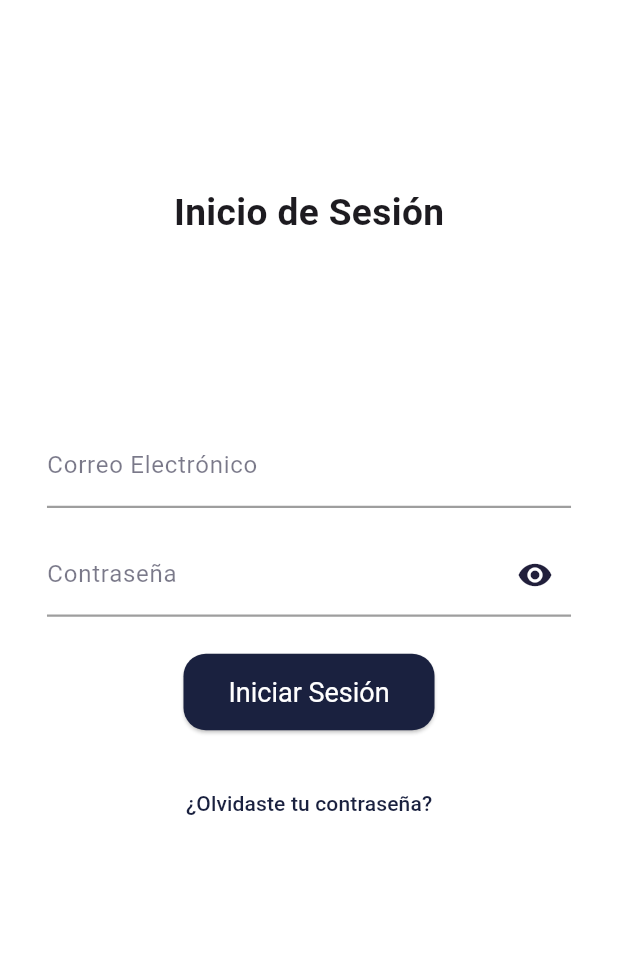
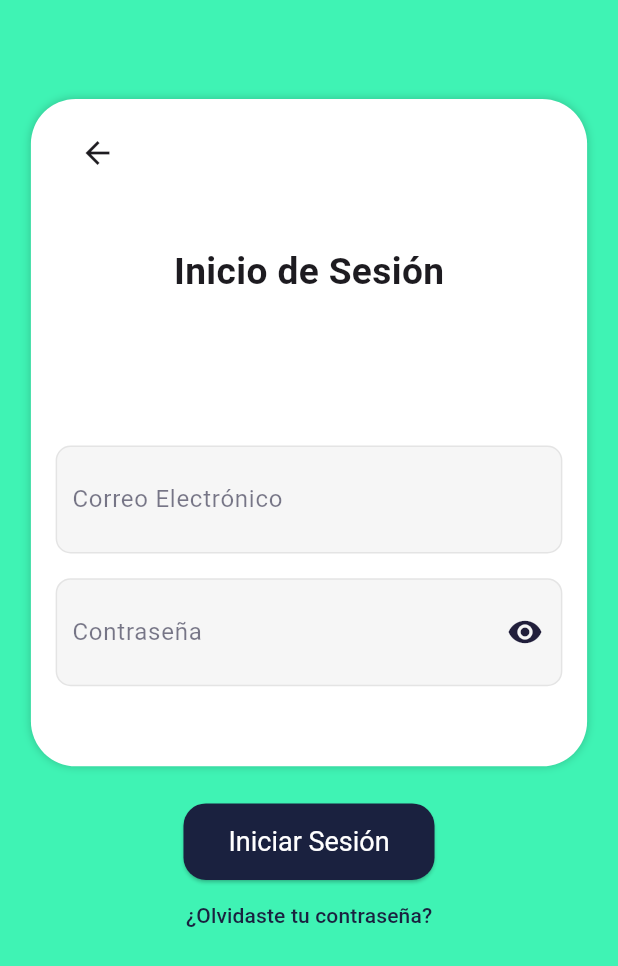
Before and after one commit to lilzandro/app-planes-alimenticios, a Flutter app: the VentanaInicioSeccion screen opened by its route, on a phone screen of 412 x 824 dp. Shown: the top 966 px of the screen. Run offline on Flutter 3.47's test engine with Material 3 defaults, Android fonts, the phone set to English and light mode, and no system bars; our stand-ins replace carousel_slider, firebase_auth, firebase_core, percent_indicator; accounts and stored records are empty.

Commit message:
Mejora visual del Login y Register

```diff
--- a/lib/main.dart
+++ b/lib/main.dart
@@ -37,6 +37,7 @@ class MyApp extends StatelessWidget {
         '/login': (context) => const VentanaInicioSeccion(),
         '/profile': (context) => const VentanaPerfil(),
         '/home': (context) => const Inicio(),
+        '/start': (context) => const ArranqueApp(),
       },
     );
   }
--- a/lib/screens/Login/login_screen.dart
+++ b/lib/screens/Login/login_screen.dart
@@ -23,7 +23,7 @@ class _VentanaInicioSeccionState extends State<VentanaInicioSeccion> {
   Widget build(BuildContext context) {
     return ResponsiveContainer(
       buildBlocks: (context) => _construirBloques(context),
-      backgroundColor: Colors.white,
+      backgroundColor: Color.fromARGB(255, 63, 243, 180),
     );
   }
 
@@ -31,21 +31,48 @@ class _VentanaInicioSeccionState extends State<VentanaInicioSeccion> {
     final screenSize = MediaQuery.of(context).size;
 
     return [
+      SizedBox(height: DimensionesDePantalla.pantallaSize * 0.08),
       Center(
         child: Container(
-          width: screenSize.width * 0.85,
-          padding: EdgeInsets.all(screenSize.width * 0.001),
+          decoration: BoxDecoration(
+            color: Colors.white,
+            boxShadow: const [
+              BoxShadow(
+                color: Color.fromARGB(45, 0, 0, 0),
+                blurRadius: 4.0,
+                offset: Offset(0, 0),
+              ),
+            ],
+            borderRadius: BorderRadius.all(Radius.circular(30.0)),
+          ),
+          height: screenSize.height * 0.54,
+          width: screenSize.width * 0.9,
+          padding: EdgeInsets.only(
+              left: DimensionesDePantalla.pantallaSize * 0.02,
+              right: DimensionesDePantalla.pantallaSize * 0.02),
           child: _construirFormularioInicioSesion(),
         ),
       ),
+      SizedBox(height: DimensionesDePantalla.pantallaSize * 0.03),
+      _construirBotonIniciarSesion(),
+      _construirOlvidasteContrasena(),
     ];
   }
 
   Widget _construirFormularioInicioSesion() {
     return Column(
-      mainAxisAlignment: MainAxisAlignment.center,
       children: [
-        SizedBox(height: DimensionesDePantalla.pantallaSize * 0.15),
+        SizedBox(height: DimensionesDePantalla.pantallaSize * 0.01),
+        AppBar(
+            backgroundColor: const Color.fromARGB(0, 255, 255, 255),
+            leading: IconButton(
+              icon: Icon(Icons.arrow_back),
+              onPressed: () {
+                Navigator.pushReplacementNamed(
+                    context, '/start'); // Navega hacia atrás
+              },
+            )),
+        SizedBox(height: DimensionesDePantalla.pantallaSize * 0.04),
         Text(
           "Inicio de Sesión",
           style: TextStyle(
@@ -53,7 +80,7 @@ class _VentanaInicioSeccionState extends State<VentanaInicioSeccion> {
             fontWeight: FontWeight.bold,
           ),
         ),
-        SizedBox(height: DimensionesDePantalla.pantallaSize * 0.15),
+        SizedBox(height: DimensionesDePantalla.pantallaSize * 0.12),
         Form(
           key: _formKey,
           child: Column(
@@ -62,13 +89,8 @@ class _VentanaInicioSeccionState extends State<VentanaInicioSeccion> {
               SizedBox(height: DimensionesDePantalla.pantallaSize * 0.02),
               _construirCampoContrasena(),
               SizedBox(height: DimensionesDePantalla.pantallaSize * 0.03),
-              _construirBotonIniciarSesion(),
-              SizedBox(height: DimensionesDePantalla.pantallaSize * 0.01),
               if (errorMessage.isNotEmpty) _construirMensajeError(),
-              SizedBox(
-                  height: DimensionesDePantalla.pantallaSize *
-                      0.02), // Espacio adicional
-              _construirOlvidasteContrasena(),
+              // Espacio adicional
             ],
           ),
         ),
@@ -77,23 +99,28 @@ class _VentanaInicioSeccionState extends State<VentanaInicioSeccion> {
   }
 
   Widget _construirCampoEmail() {
-    return TextFormField(
+    return Container(
+      decoration: BoxDecoration(
+        color: const Color.fromARGB(
+            134, 238, 238, 238), // Color de fondo del input
+        borderRadius: BorderRadius.circular(10.0),
+        border: Border.all(
+            color: Color.fromARGB(255, 228, 228, 228)), // Esquinas redondeadas
+      ),
+      child: TextFormField(
         keyboardType: TextInputType.emailAddress,
         cursorColor: const Color.fromARGB(255, 33, 31, 59),
         decoration: InputDecoration(
           labelText: 'Correo Electrónico',
-        labelStyle:
-            TextStyle(color: Color.fromARGB(255, 33, 31, 59).withOpacity(0.6)),
-        focusedBorder: UnderlineInputBorder(
-          borderSide:
-              BorderSide(color: Color.fromARGB(255, 33, 31, 59), width: 2.0),
-        ),
-        enabledBorder: UnderlineInputBorder(
-          borderSide: BorderSide(color: Colors.grey, width: 1.5),
-        ),
+          labelStyle: TextStyle(
+              color: Color.fromARGB(255, 33, 31, 59).withOpacity(0.6)),
+          border: InputBorder.none, // Sin borde visible
+          contentPadding: EdgeInsets.symmetric(
+              vertical: 15.0, horizontal: 10.0), // Espaciado interno
         ),
         validator: (value) => _validarEmail(value),
         onChanged: (value) => email = value,
+      ),
     );
   }
 
@@ -109,13 +136,20 @@ class _VentanaInicioSeccionState extends State<VentanaInicioSeccion> {
   }
 
   Widget _construirCampoContrasena() {
-    return TextFormField(
+    return Container(
+      decoration: BoxDecoration(
+        color: const Color.fromARGB(
+            134, 238, 238, 238), // Color de fondo del input
+        borderRadius: BorderRadius.circular(10.0), // Esquinas redondeadas
+        border: Border.all(color: Color.fromARGB(255, 228, 228, 228)),
+      ),
+      child: TextFormField(
         obscureText: _obscurePassword,
         cursorColor: const Color.fromARGB(255, 33, 31, 59),
         decoration: InputDecoration(
           labelText: 'Contraseña',
-        labelStyle:
-            TextStyle(color: Color.fromARGB(255, 33, 31, 59).withOpacity(0.6)),
+          labelStyle: TextStyle(
+              color: Color.fromARGB(255, 33, 31, 59).withOpacity(0.6)),
           suffixIcon: IconButton(
             icon: Icon(
               _obscurePassword ? Icons.visibility : Icons.visibility_off,
@@ -127,16 +161,13 @@ class _VentanaInicioSeccionState extends State<VentanaInicioSeccion> {
               });
             },
           ),
-        focusedBorder: UnderlineInputBorder(
-          borderSide:
-              BorderSide(color: Color.fromARGB(255, 33, 31, 59), width: 2.0),
-        ),
-        enabledBorder: UnderlineInputBorder(
-          borderSide: BorderSide(color: Colors.grey, width: 1.5),
-        ),
+          border: InputBorder.none, // Sin borde visible
+          contentPadding: EdgeInsets.symmetric(
+              vertical: 15.0, horizontal: 10.0), // Espaciado interno
         ),
         validator: (value) => _validarContrasena(value),
         onChanged: (value) => password = value,
+      ),
     );
   }
 
```
Also changed, not shown: lib/screens/Register/register_screen.dart (+46 -5 lines). Lines whose indentation alone changed are shown as unchanged.
